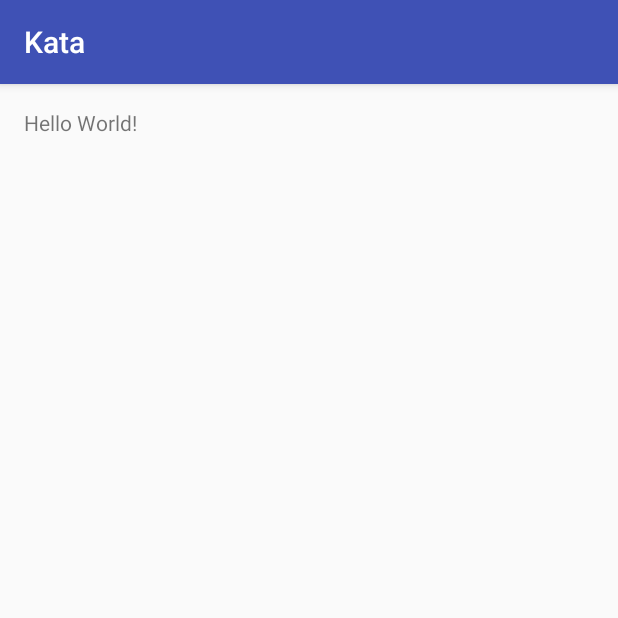
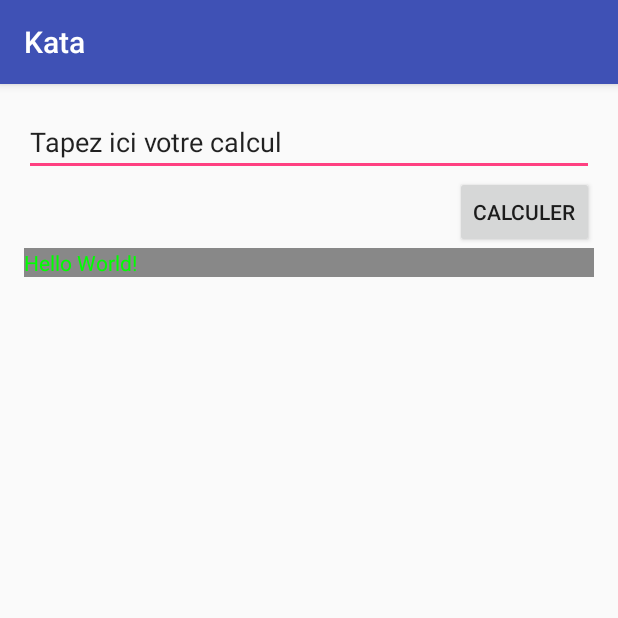
Before and after one commit to lujul/Kata, an Android app: the screen it shows after launch (MainActivity), on a phone screen of 412 x 824 dp, the top half of it. Run offline under Robolectric (Android 15) with nearby library versions, the phone set to English and light mode, and no system bars.

Commit message:
design_version_0

```diff
--- a/app/src/main/java/com/hbdriod/kata/MainActivity.java
+++ b/app/src/main/java/com/hbdriod/kata/MainActivity.java
@@ -1,7 +1,12 @@
 package com.hbdriod.kata;
 
+import android.graphics.Color;
 import android.support.v7.app.AppCompatActivity;
 import android.os.Bundle;
+import android.util.Log;
+import android.widget.Button;
+import android.widget.EditText;
+import android.widget.TextView;
 
 public class MainActivity extends AppCompatActivity {
 
@@ -9,5 +14,11 @@ public class MainActivity extends AppCompatActivity {
     protected void onCreate(Bundle savedInstanceState) {
         super.onCreate(savedInstanceState);
         setContentView(R.layout.activity_main);
+        final TextView textView = (TextView) findViewById(R.id.textView);
+        textView.setBackgroundColor(Color.GRAY);
+        textView.setTextColor(Color.GREEN);
+        final EditText editText = (EditText) findViewById(R.id.edit_text);
+        Button button = (Button) findViewById(R.id.button);
+
     }
 }
--- a/app/src/main/res/layout/activity_main.xml
+++ b/app/src/main/res/layout/activity_main.xml
@@ -1,16 +1,31 @@
 <?xml version="1.0" encoding="utf-8"?>
-<RelativeLayout xmlns:android="http://schemas.android.com/apk/res/android"
+<LinearLayout xmlns:android="http://schemas.android.com/apk/res/android"
     xmlns:tools="http://schemas.android.com/tools"
     android:layout_width="match_parent"
     android:layout_height="match_parent"
+    android:orientation="vertical"
     android:paddingBottom="@dimen/activity_vertical_margin"
     android:paddingLeft="@dimen/activity_horizontal_margin"
     android:paddingRight="@dimen/activity_horizontal_margin"
     android:paddingTop="@dimen/activity_vertical_margin"
     tools:context="com.hbdriod.kata.MainActivity">
 
-    <TextView
+    <EditText
+        android:id="@+id/edit_text"
+        android:layout_width="match_parent"
+        android:layout_height="wrap_content"
+        android:text="Tapez ici votre calcul" />
+
+    <Button
+        android:id="@+id/button"
         android:layout_width="wrap_content"
         android:layout_height="wrap_content"
+        android:layout_gravity="right"
+        android:text="Calculer" />
+
+    <TextView
+        android:id="@+id/textView"
+        android:layout_width="match_parent"
+        android:layout_height="wrap_content"
         android:text="Hello World!" />
-</RelativeLayout>
+</LinearLayout>
--- a/build.gradle
+++ b/build.gradle
@@ -5,7 +5,7 @@ buildscript {
         jcenter()
     }
     dependencies {
-        classpath 'com.android.tools.build:gradle:2.1.3'
+        classpath 'com.android.tools.build:gradle:2.2.0'
 
         // NOTE: Do not place your application dependencies here; they belong
         // in the individual module build.gradle files
```
